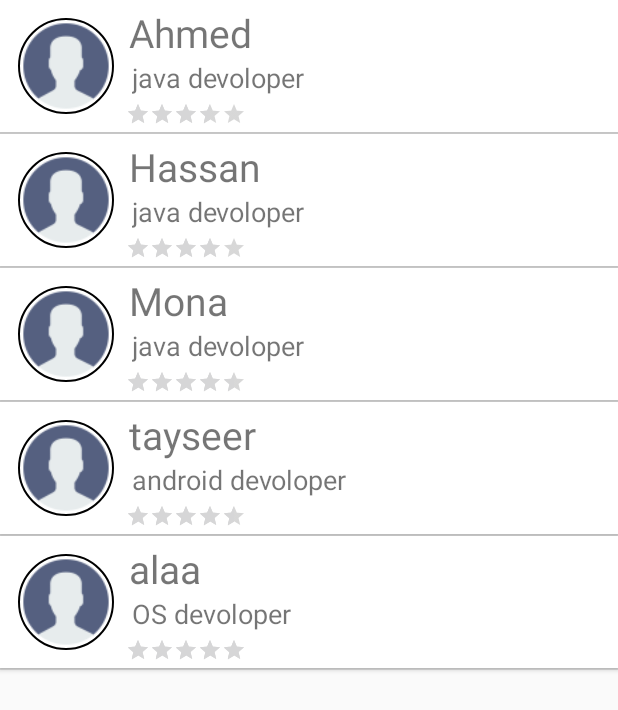
After one commit to tayseer5/SideMenuModule, an Android app: the fragment EmployeeListFragment shown on its own in the app's theme, on a phone screen of 412 x 824 dp. The commit adds this screen. Shown: the top 710 px of the screen. Run offline under Robolectric (Android 15) with nearby library versions, the light colour scheme and no system bars; our stand-ins replace CircleImageView.

Commit message:
add product fragment

```diff
--- a/app/build.gradle
+++ b/app/build.gradle
@@ -25,4 +25,5 @@ dependencies {
     compile 'br.com.liveo:navigationdrawer-material:2.5.1'
     compile 'com.android.support:cardview-v7:23.0.1'
     compile 'com.android.support:recyclerview-v7:23.0.1'
+    compile 'de.hdodenhof:circleimageview:2.0.0'
 }
--- a/app/src/main/java/com/example/iti/sidemenumodule/controller/ActicityWithSideMenu.java
+++ b/app/src/main/java/com/example/iti/sidemenumodule/controller/ActicityWithSideMenu.java
@@ -13,6 +13,7 @@ import android.util.Log;
 import android.view.Menu;
 import android.view.View;
 
+import com.example.iti.sidemenumodule.view.EmployeeListFragment;
 import com.example.iti.sidemenumodule.view.MainFragment;
 import com.example.iti.sidemenumodule.R;
 import com.example.iti.sidemenumodule.view.RegistrationActivity;
@@ -98,6 +99,9 @@ Resources.Theme x =with(this).getTheme();
             case 2:
                 //mFragment = new ViewPagerFragment();
                 break;
+            case 4:
+                mFragment = new EmployeeListFragment();
+                break;
             case 5:
                 if (IsNotLogin())
                 {
--- a/app/src/main/java/com/example/iti/sidemenumodule/datamanger/DataManger.java
+++ b/app/src/main/java/com/example/iti/sidemenumodule/datamanger/DataManger.java
@@ -2,6 +2,7 @@ package com.example.iti.sidemenumodule.datamanger;
 
 import com.example.iti.sidemenumodule.helperclasses.MyData;
 import com.example.iti.sidemenumodule.model.Category;
+import com.example.iti.sidemenumodule.model.Employee;
 import com.example.iti.sidemenumodule.model.Portfolio;
 
 import java.util.ArrayList;
@@ -31,4 +32,14 @@ public class DataManger {
 
         return data;
     }
+
+    public static ArrayList<Employee> getEmployees() {
+        ArrayList data = new ArrayList<Employee>();
+        for (int i = 0; i < MyData.employeeNameArray.length; i++) {
+            data.add(new Employee(MyData.employeeNameArray[i],MyData.employeeTitleArray[i],MyData.rate[i],MyData.drawableArrayEmployee[i]));
+        }
+
+        return data;
+    }
+
 }
--- /dev/null
+++ b/app/src/main/java/com/example/iti/sidemenumodule/helperclasses/EmployeeCustomAdapter.java
@@ -0,0 +1,53 @@
+package com.example.iti.sidemenumodule.helperclasses;
+
+import android.app.Activity;
+import android.os.Build;
+import android.view.LayoutInflater;
+import android.view.View;
+import android.view.ViewGroup;
+import android.widget.ArrayAdapter;
+import android.widget.ImageView;
+import android.widget.RatingBar;
+import android.widget.TextView;
+
+import com.example.iti.sidemenumodule.R;
+import com.example.iti.sidemenumodule.model.Employee;
+
+import java.util.ArrayList;
+
+/**
+ * Created by Rehab El-Kasaby on 3/3/2016.
+ */
+public class EmployeeCustomAdapter extends ArrayAdapter {
+    private final Activity context;
+    ArrayList<Employee> myDate;
+    public EmployeeCustomAdapter(Activity context, ArrayList<Employee> data) {
+        super(context, R.layout.employee_single_row);
+        this.context = context;
+        myDate=data;
+
+    }
+
+    @Override
+    public View getView(int position, View convertView, ViewGroup parent) {
+
+        LayoutInflater inflater=context.getLayoutInflater();
+        View rowView= inflater.inflate(R.layout.employee_single_row, parent, false);
+        TextView nameTextView=(TextView)rowView.findViewById(R.id.employee_name_textview);
+        TextView titleTextView=(TextView)rowView.findViewById(R.id.employee_title_textview);
+        ImageView imageView=(ImageView)rowView.findViewById(R.id.employee_image);
+        RatingBar ratingBar=(RatingBar)rowView.findViewById(R.id.rating);
+
+        nameTextView.setText(myDate.get(position).getName());
+        titleTextView.setText(myDate.get(position).getTitle());
+        imageView.setImageResource(myDate.get(position).getImage());
+        ratingBar.setRating((float) myDate.get(position).getRate());
+        return rowView;
+
+    }
+
+    @Override
+    public int getCount() {
+        return myDate.size();
+    }
+}
--- a/app/src/main/java/com/example/iti/sidemenumodule/helperclasses/MyData.java
+++ b/app/src/main/java/com/example/iti/sidemenumodule/helperclasses/MyData.java
@@ -9,4 +9,8 @@ public class MyData {
     public static Integer[] drawableArray = {R.drawable.cat1, R.drawable.cat2, R.drawable.cat3};
     public static Integer[] id_ = {0, 1, 2};
     public static Integer[] drawableArrayPortfolio={R.drawable.proudect,R.drawable.proudect,R.drawable.proudect};
+    public static String[] employeeNameArray = {"Ahmed", "Hassan", "Mona","tayseer","alaa"};
+    public static String[] employeeTitleArray = {"java devoloper", "java devoloper", "java devoloper","android devoloper","OS devoloper"};
+    public static double[] rate = {3.5,4,4.2,4.5,5};
+    public static Integer[] drawableArrayEmployee={R.mipmap.employee_place_holder,R.mipmap.employee_place_holder,R.mipmap.employee_place_holder,R.mipmap.employee_place_holder,R.mipmap.employee_place_holder};
 }
--- /dev/null
+++ b/app/src/main/java/com/example/iti/sidemenumodule/model/Employee.java
@@ -0,0 +1,50 @@
+package com.example.iti.sidemenumodule.model;
+
+/**
+ * Created by Ahmed_telnet on 5/25/2016.
+ */
+public class Employee {
+    private String name;
+    private String title;
+    private double rate;
+    private int image;
+
+    public Employee(String name, String title, double rate, int image) {
+        this.name = name;
+        this.title = title;
+        this.rate = rate;
+        this.image = image;
+    }
+
+    public String getName() {
+        return name;
+    }
+
+    public void setName(String name) {
+        this.name = name;
+    }
+
+    public String getTitle() {
+        return title;
+    }
+
+    public void setTitle(String title) {
+        this.title = title;
+    }
+
+    public double getRate() {
+        return rate;
+    }
+
+    public void setRate(double rate) {
+        this.rate = rate;
+    }
+
+    public int getImage() {
+        return image;
+    }
+
+    public void setImage(int image) {
+        this.image = image;
+    }
+}
--- /dev/null
+++ b/app/src/main/java/com/example/iti/sidemenumodule/view/EmployeeListFragment.java
@@ -0,0 +1,70 @@
+package com.example.iti.sidemenumodule.view;
+
+import android.app.Activity;
+import android.os.Bundle;
+import android.support.v4.app.Fragment;
+import android.support.v4.app.FragmentActivity;
+import android.view.LayoutInflater;
+import android.view.View;
+import android.view.ViewGroup;
+import android.widget.AdapterView;
+import android.widget.ListView;
+import android.widget.Toast;
+
+import com.example.iti.sidemenumodule.R;
+import com.example.iti.sidemenumodule.datamanger.DataManger;
+import com.example.iti.sidemenumodule.helperclasses.EmployeeCustomAdapter;
+import com.example.iti.sidemenumodule.model.Employee;
+
+import java.util.ArrayList;
+
+/**
+ * Created by Ahmed_telnet on 5/25/2016.
+ */
+public class EmployeeListFragment extends Fragment {
+    ListView listView;
+    View rootView;
+    FragmentActivity myContext;
+    ArrayList<Employee> data;
+    public EmployeeListFragment() {
+        // Required empty public constructor
+    }
+
+    @Override
+    public void onCreate(Bundle savedInstanceState) {
+        super.onCreate(savedInstanceState);
+        setRetainInstance(true);
+    }
+
+    @Override
+    public View onCreateView(LayoutInflater inflater, ViewGroup container,
+                             Bundle savedInstanceState) {
+        // Inflate the layout for this fragment
+        rootView = inflater.inflate(R.layout.employeelist_fragment, container, false);
+        listView = (ListView) rootView.findViewById(R.id.employee_listview);
+        data= DataManger.getEmployees();
+        EmployeeCustomAdapter adapter = new EmployeeCustomAdapter(myContext, data);
+
+        listView.setAdapter(adapter);
+
+        listView.setOnItemClickListener(new AdapterView.OnItemClickListener() {
+
+            @Override
+            public void onItemClick(AdapterView<?> parent, View view,
+                                    int position, long id) {
+                // TODO Auto-generated method stub
+
+                String slectedItem = data.get(position).getName();
+                Toast.makeText(myContext, slectedItem, Toast.LENGTH_SHORT).show();
+
+            }
+        });
+        return rootView;
+    }
+
+    @Override
+    public void onAttach(Activity activity) {
+        myContext=(FragmentActivity)activity;
+        super.onAttach(activity);
+    }
+}
--- a/app/src/main/java/com/example/iti/sidemenumodule/view/MainFragment.java
+++ b/app/src/main/java/com/example/iti/sidemenumodule/view/MainFragment.java
@@ -116,7 +116,7 @@ public class MainFragment extends Fragment {
             FragmentManager mFragmentManager = myContext.getSupportFragmentManager();
             mFragment = new PortfoliosFragment(selectedItemId);
             if (mFragment != null) {
-                mFragmentManager.beginTransaction().replace(R.id.container, mFragment).commit();
+                mFragmentManager.beginTransaction().replace(R.id.container, mFragment).addToBackStack("main_fragment").commit();
             }
         }
     }
--- a/app/src/main/java/com/example/iti/sidemenumodule/view/PortfoliosFragment.java
+++ b/app/src/main/java/com/example/iti/sidemenumodule/view/PortfoliosFragment.java
@@ -58,12 +58,7 @@ public class PortfoliosFragment extends Fragment {
         recyclerView = (RecyclerView) rootView.findViewById(R.id.my_recycler_view);
         recyclerView.setHasFixedSize(true);
         recyclerView.addItemDecoration(new MarginDecoration(myContext));
-        recyclerView.setLayoutManager(new GridLayoutManager(myContext, 3));
-      //  recyclerView.setAdapter(new NumberedAdapter(30));
-        //layoutManager = new LinearLayoutManager(myContext);
-        //recyclerView.setLayoutManager(layoutManager);
-        //recyclerView.setItemAnimator(new DefaultItemAnimator());
-
+        recyclerView.setLayoutManager(new GridLayoutManager(myContext, 2));
         data=DataManger.getPortfolios(catId);
         adapter = new PortfolioCustomAdapter(myContext, data);
         recyclerView.setAdapter(adapter);
@@ -120,4 +115,6 @@ public class PortfoliosFragment extends Fragment {
         return true;
     }
 
+
+
     }
--- /dev/null
+++ b/app/src/main/res/layout/employee_single_row.xml
@@ -0,0 +1,61 @@
+<?xml version="1.0" encoding="utf-8"?>
+<LinearLayout xmlns:android="http://schemas.android.com/apk/res/android"
+    android:layout_width="match_parent"
+    android:layout_height="match_parent"
+    android:orientation="horizontal"
+    android:padding="4dp"
+    android:elevation="2dp"
+    android:layout_gravity="center"
+    android:background="#fff">
+
+    <de.hdodenhof.circleimageview.CircleImageView
+        xmlns:app="http://schemas.android.com/apk/res-auto"
+        android:id="@+id/employee_image"
+        android:layout_width="64dp"
+        android:layout_height="64dp"
+        android:layout_margin="8dp"
+        android:src="@mipmap/employee_place_holder"
+        app:civ_border_width="1dp"
+        app:civ_border_color="#FF000000"/>
+
+    <LinearLayout
+        android:layout_width="wrap_content"
+        android:layout_height="wrap_content"
+        android:orientation="vertical">
+
+        <TextView
+            android:id="@+id/employee_name_textview"
+            android:layout_width="wrap_content"
+            android:layout_height="wrap_content"
+            android:paddingLeft="2dp"
+            android:text="pill"
+            android:textSize="26dp"
+            />
+
+
+        <TextView
+            android:id="@+id/employee_title_textview"
+            android:layout_width="wrap_content"
+            android:layout_height="wrap_content"
+            android:paddingBottom="4dp"
+            android:paddingLeft="4dp"
+            android:text="pill"
+            android:textSize="@dimen/abc_dialog_padding_top_material"
+            />
+
+        <RatingBar
+            android:id="@+id/rating"
+            android:layout_width="wrap_content"
+            android:layout_height="wrap_content"
+            style="?android:attr/ratingBarStyleSmall"
+            android:numStars="5"
+            android:stepSize="0.1"
+            android:isIndicator="true" />
+    </LinearLayout>
+
+    <View
+        android:layout_width="100dp"
+        android:layout_height="1dp"
+        android:layout_weight="1"
+        android:background="#fff"/>
+</LinearLayout>
--- /dev/null
+++ b/app/src/main/res/layout/employeelist_fragment.xml
@@ -0,0 +1,12 @@
+<?xml version="1.0" encoding="utf-8"?>
+<LinearLayout xmlns:android="http://schemas.android.com/apk/res/android"
+    android:orientation="vertical" android:layout_width="match_parent"
+    android:layout_height="match_parent">
+<ListView
+    android:layout_width="match_parent"
+    android:layout_height="match_parent"
+    android:layout_alignParentLeft="true"
+    android:layout_alignParentTop="true"
+    android:id="@+id/employee_listview"
+    ></ListView>
+</LinearLayout>
--- a/app/src/main/res/layout/portfolio_cards_layout.xml
+++ b/app/src/main/res/layout/portfolio_cards_layout.xml
@@ -22,5 +22,29 @@
             android:scaleType="fitXY"
             android:src="@drawable/ic_launcher" />
 
+        <TextView
+            android:layout_width="match_parent"
+            android:layout_height="100dp"
+            android:background="#70000000"
+            android:id="@+id/textView"
+            android:layout_marginTop="60dp" />
+
+        <TextView
+            android:id="@+id/textViewName"
+            android:layout_width="wrap_content"
+            android:layout_height="wrap_content"
+            android:layout_alignParentTop="true"
+            android:layout_marginTop="100dp"
+            android:textSize="26dp"
+            android:textAlignment="center"
+            android:textColor="#fff"
+            android:textStyle="bold"
+            android:elevation="8dp"
+            android:shadowColor="#000"
+            android:shadowDx="10"
+            android:shadowDy="10"
+            android:shadowRadius="20"
+            android:layout_centerHorizontal="true" />
+
     </android.support.v7.widget.CardView>
 </RelativeLayout>
```
Also changed, not shown: app/src/main/employee_place_holder-web.png (added), app/src/main/res/mipmap-hdpi/employee_place_holder.png (added), app/src/main/res/mipmap-mdpi/employee_place_holder.png (added), app/src/main/res/mipmap-xhdpi/employee_place_holder.png (added), app/src/main/res/mipmap-xxhdpi/employee_place_holder.png (added), app/src/main/res/mipmap-xxxhdpi/employee_place_holder.png (added), 1 other file.
